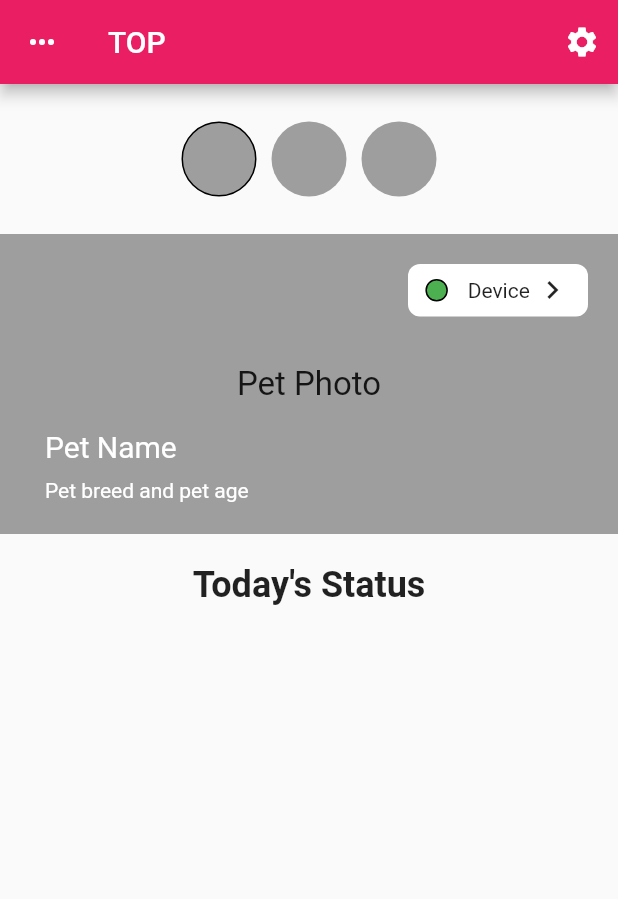
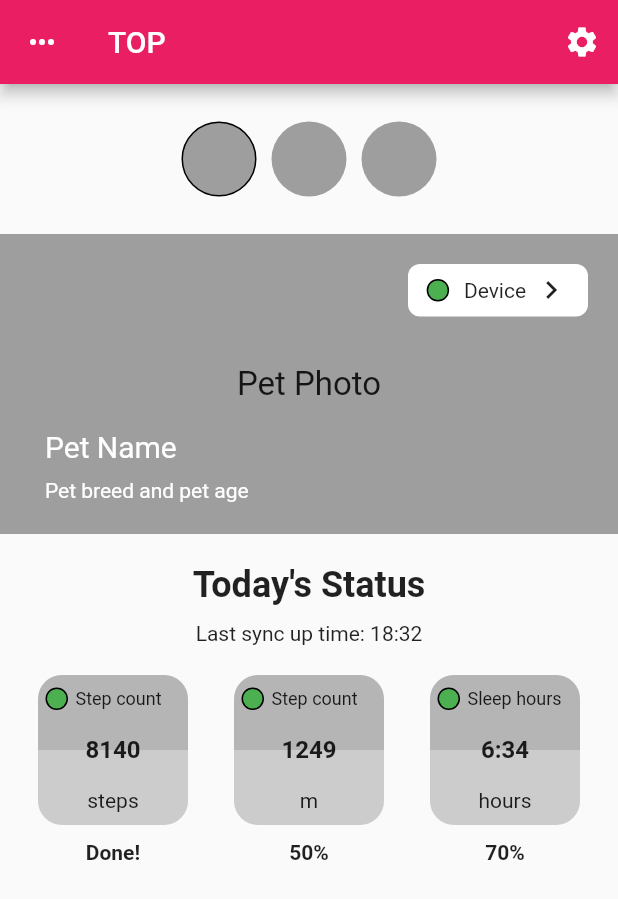
Before and after one commit to mykhailoKomarNiX/test-pet-tracker, a Flutter app: the screen it shows after launch, on a phone screen of 412 x 824 dp. Shown: the top 899 px of the screen. Run offline on Flutter 3.47's test engine with Material 2 defaults, Android fonts, the phone set to English and light mode, and no system bars.

Commit message:
Add Last Sync Up Time and Goal list and item widgets

```diff
--- a/lib/main.dart
+++ b/lib/main.dart
@@ -1,3 +1,5 @@
+import 'dart:ui';
+
 import 'package:flutter/material.dart';
 
 void main() => runApp(MyApp());
@@ -36,6 +38,49 @@ class _PetState extends State<Pet> {
           border: widget.border ? Border.all() : null,
           shape: BoxShape.circle,
           color: Colors.grey),
+    );
+  }
+}
+
+class PetContainer extends StatefulWidget {
+  @override
+  _PetContainerState createState() => _PetContainerState();
+}
+
+class _PetContainerState extends State<PetContainer> {
+  @override
+  Widget build(BuildContext context) {
+    return Container(
+      margin: EdgeInsets.all(20),
+      child: Row(
+        crossAxisAlignment: CrossAxisAlignment.center,
+        mainAxisAlignment: MainAxisAlignment.center,
+        children: <Widget>[
+          Pet(border: true),
+          Pet(),
+          Pet(),
+        ],
+      ),
+    );
+  }
+}
+
+class StatusCircle extends StatefulWidget {
+  @override
+  _StatusCircleState createState() => _StatusCircleState();
+}
+
+class _StatusCircleState extends State<StatusCircle> {
+  @override
+  Widget build(BuildContext context) {
+    return Container(
+      width: 15,
+      height: 15,
+      decoration: BoxDecoration(
+        border: Border.all(),
+        color: Colors.green,
+        shape: BoxShape.circle,
+      ),
     );
   }
 }
@@ -99,22 +144,189 @@ class _PetPhotoState extends State<PetPhoto> {
                 mainAxisAlignment: MainAxisAlignment.spaceAround,
                 crossAxisAlignment: CrossAxisAlignment.center,
                 children: <Widget>[
+                  StatusCircle(),
                   Container(
-                    width: 15,
-                    height: 15,
-                    margin: EdgeInsets.only(right: 10),
-                    decoration: BoxDecoration(
-                      border: Border.all(),
-                      color: Colors.green,
-                      shape: BoxShape.circle,
-                    ),
-                  ),
-                  Text('Device'),
+                      margin: EdgeInsets.only(left: 5), child: Text('Device')),
                   Icon(Icons.keyboard_arrow_right),
                 ],
               ),
             )),
       ],
+    );
+  }
+}
+
+class LastSyncUp extends StatefulWidget {
+  @override
+  _LastSyncUpState createState() => _LastSyncUpState();
+}
+
+class _LastSyncUpState extends State<LastSyncUp> {
+  String get time {
+    return '18:32';
+  }
+
+  String get label {
+    return 'Last sync up time: $time';
+  }
+
+  @override
+  Widget build(BuildContext context) {
+    return Container(
+      child: Column(
+        children: <Widget>[
+          Row(
+            mainAxisAlignment: MainAxisAlignment.center,
+            children: <Widget>[
+              Container(
+                  margin: EdgeInsets.only(top: 20, bottom: 10),
+                  child: Text(
+                    "Today's Status",
+                    style: TextStyle(fontSize: 24, fontWeight: FontWeight.bold),
+                  )),
+            ],
+          ),
+          Row(
+            mainAxisAlignment: MainAxisAlignment.center,
+            children: <Widget>[
+              Container(
+                  margin: EdgeInsets.only(bottom: 20), child: Text(label)),
+            ],
+          ),
+        ],
+      ),
+    );
+  }
+}
+
+class GoalList extends StatefulWidget {
+  @override
+  _GoalListState createState() => _GoalListState();
+}
+
+class _GoalListState extends State<GoalList> {
+  @override
+  Widget build(BuildContext context) {
+    return Container(
+      margin: EdgeInsets.only(left: 10, right: 10),
+      child: Row(
+        mainAxisAlignment: MainAxisAlignment.spaceAround,
+        children: <Widget>[
+          GoalItem(
+            title: 'Step count',
+            goalValue: '8140',
+            currentValue: '8140',
+            measure: 'steps',
+            result: 'Done!',
+          ),
+          GoalItem(
+            title: 'Step count',
+            goalValue: '1249',
+            currentValue: '624',
+            measure: 'm',
+            result: '50%',
+          ),
+          GoalItem(
+            title: 'Sleep hours',
+            goalValue: '6:34',
+            currentValue: '4:25',
+            measure: 'hours',
+            result: '70%',
+          ),
+        ],
+      ),
+    );
+  }
+}
+
+class GoalItem extends StatefulWidget {
+  final String title;
+  final String goalValue;
+  final String currentValue;
+  final String measure;
+  final String result;
+
+  const GoalItem(
+      {this.title,
+      this.goalValue,
+      this.currentValue,
+      this.measure,
+      this.result});
+
+  @override
+  _GoalItemState createState() => _GoalItemState();
+}
+
+class _GoalItemState extends State<GoalItem> {
+  @override
+  Widget build(BuildContext context) {
+    return Container(
+      child: Column(
+        children: <Widget>[
+          Stack(children: <Widget>[
+            Container(
+              width: 100,
+              height: 100,
+              decoration: BoxDecoration(
+                  color: Colors.grey.withOpacity(0.5),
+                  borderRadius: BorderRadius.circular(16.0)),
+            ),
+            Container(
+              width: 100,
+              height: 50,
+              decoration: BoxDecoration(
+                  color: Colors.grey.withOpacity(0.5),
+                  borderRadius: BorderRadius.only(
+                    topLeft: Radius.circular(16.0),
+                    topRight: Radius.circular(16.0),
+                  )),
+            ),
+            Container(
+              width: 100,
+              height: 100,
+              child: Column(
+                crossAxisAlignment: CrossAxisAlignment.center,
+                mainAxisAlignment: MainAxisAlignment.spaceAround,
+                children: <Widget>[
+                  Container(
+                    margin: EdgeInsets.only(left: 5, right: 5),
+                    child: Row(
+                      mainAxisAlignment: MainAxisAlignment.start,
+                      crossAxisAlignment: CrossAxisAlignment.center,
+                      children: <Widget>[
+                        StatusCircle(),
+                        Container(
+                          margin: EdgeInsets.only(left: 5),
+                          child: Text(
+                          widget.title,
+                          style: TextStyle(fontSize: 12),
+                        ),)
+
+                      ],
+                    ),
+                  ),
+                  Container(
+                    child: Text(
+                      widget.goalValue,
+                      style:
+                          TextStyle(fontSize: 16, fontWeight: FontWeight.bold),
+                    ),
+                  ),
+                  Container(
+                    child: Text(widget.measure),
+                  )
+                ],
+              ),
+            ),
+          ]),
+          Container(
+              margin: EdgeInsets.only(top: 10),
+              child: Text(
+                widget.result,
+                style: TextStyle(fontWeight: FontWeight.bold),
+              ))
+        ],
+      ),
     );
   }
 }
@@ -147,31 +359,10 @@ class _HomePageState extends State<HomePage> {
         ),
         body: ListView(
           children: <Widget>[
-            Container(
-              margin: EdgeInsets.all(20),
-              child: Row(
-                crossAxisAlignment: CrossAxisAlignment.center,
-                mainAxisAlignment: MainAxisAlignment.center,
-                children: <Widget>[
-                  Pet(border: true),
-                  Pet(),
-                  Pet(),
-                ],
-              ),
-            ),
+            PetContainer(),
             PetPhoto(),
-            Row(
-              mainAxisAlignment: MainAxisAlignment.center,
-              children: <Widget>[
-                Container(
-                    margin: EdgeInsets.all(20),
-                    child: Text(
-                      "Today's Status",
-                      style:
-                          TextStyle(fontSize: 24, fontWeight: FontWeight.bold),
-                    )),
-              ],
-            )
+            LastSyncUp(),
+            GoalList(),
           ],
         ));
   }
```
